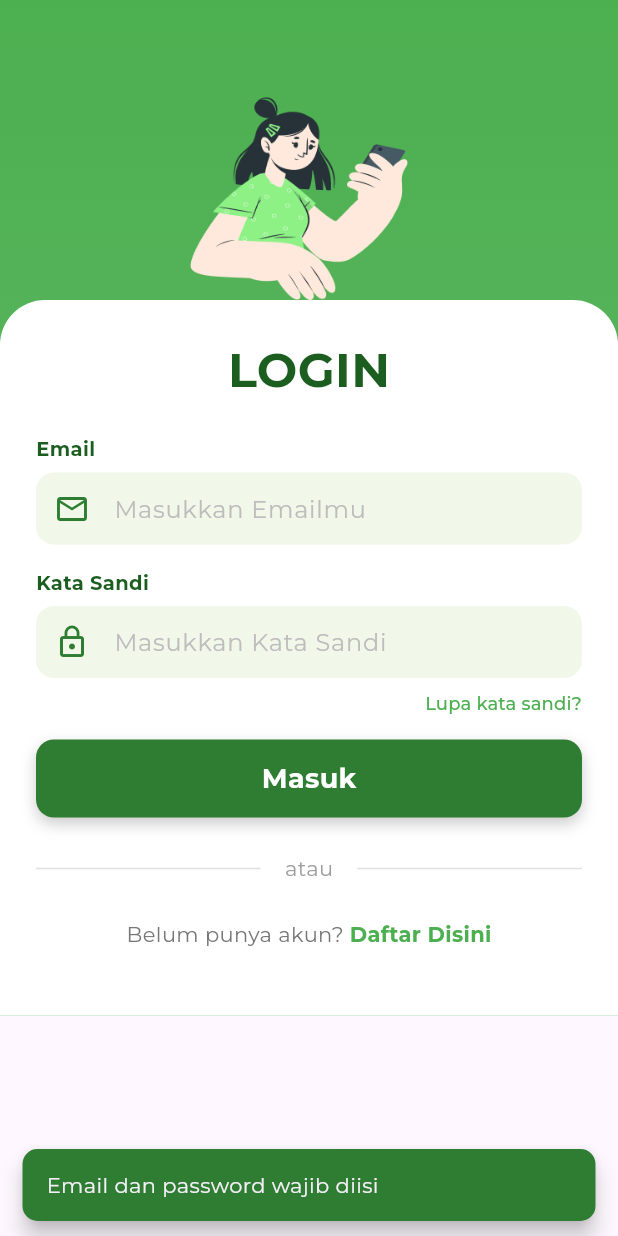
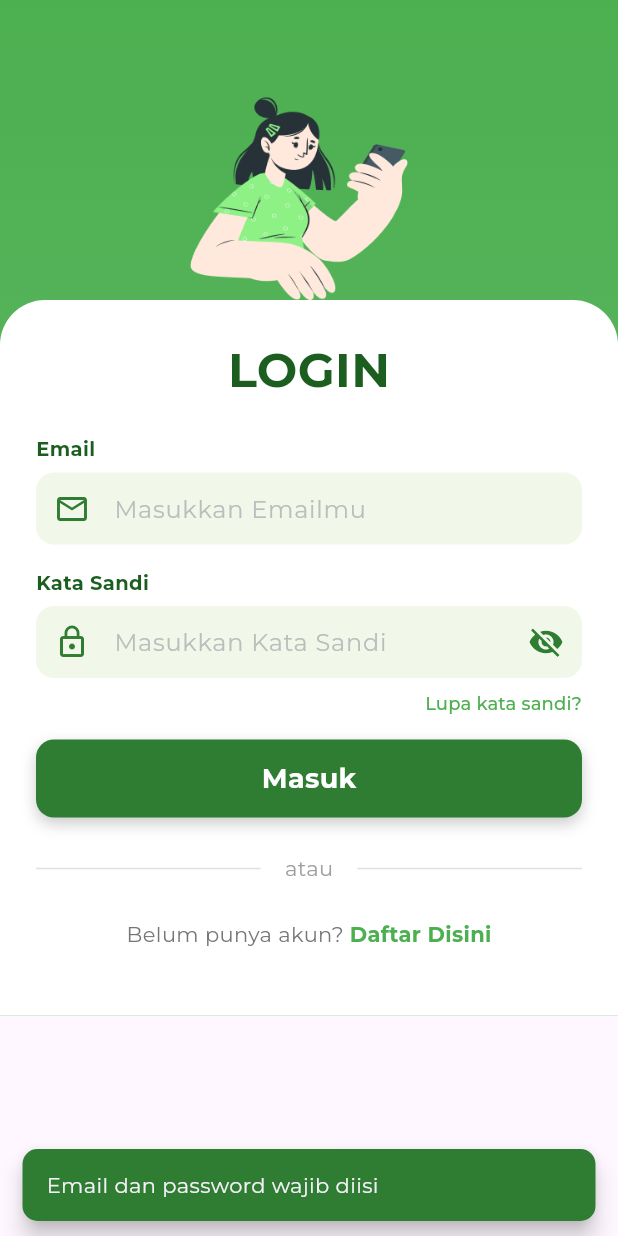
Before and after one commit to WhyRozz/resik, a Flutter app: the screen it shows after launch, after a tap on "Mulai", after a tap on "Masuk", on a phone screen of 412 x 824 dp. Run offline on Flutter 3.47's test engine with Material 3 defaults, Android fonts, the phone set to English and light mode, and no system bars; our stand-ins replace dio, geocoding, geolocator, image_picker, qr_flutter, shared_preferences and 1 more; missing offline and left inert: mobile_scanner; network calls fail; project files that could hold a hidden picture were left out.

Commit message:
Update 1.2.1 Ganti logo apk & logo mata login

```diff
--- a/lib/features/auth/login/login_screen.dart
+++ b/lib/features/auth/login/login_screen.dart
@@ -4,7 +4,6 @@ import 'dart:convert';
 import '../../../config/api_config.dart';
 import 'package:shared_preferences/shared_preferences.dart';
 
-// ✅ UBAH: StatelessWidget → StatefulWidget
 class LoginScreen extends StatefulWidget {
   const LoginScreen({super.key});
 
@@ -13,20 +12,18 @@ class LoginScreen extends StatefulWidget {
 }
 
 class _LoginScreenState extends State<LoginScreen> {
-  // ✅ Tambah controller sebagai instance variable
   final TextEditingController _emailCtrl = TextEditingController();
   final TextEditingController _passwordCtrl = TextEditingController();
   bool _isLoading = false;
+  bool _obscurePassword = true; // ✅ State untuk show/hide password
 
   @override
   void dispose() {
-    // ✅ Bersihkan controller saat widget dihapus
     _emailCtrl.dispose();
     _passwordCtrl.dispose();
     super.dispose();
   }
 
-  // ✅ Fungsi Login yang sudah benar
   Future<void> _handleLogin() async {
     final email = _emailCtrl.text.trim();
     final password = _passwordCtrl.text;
@@ -49,7 +46,6 @@ class _LoginScreenState extends State<LoginScreen> {
       final result = jsonDecode(response.body);
 
       if (result['status'] == 'success') {
-        // ✅ 1. AMBIL DATA USER (tanpa token)
         final String tipe = result['data']['tipe'] ?? '';
 
         if (tipe.isEmpty) {
@@ -57,21 +53,19 @@ class _LoginScreenState extends State<LoginScreen> {
           return;
         }
 
-        // ✅ 2. Proses User Data
         final Map<String, dynamic> userData = Map<String, dynamic>.from(
           result['data']['user'] ?? {},
         );
 
         userData['tipe'] = tipe;
 
-        // ✅ AMBIL ID SESUAI ROLE (PENTING!)
         String? userId;
         if (tipe == 'masyarakat') {
           userId = userData['id_masyarakat']?.toString();
         } else if (tipe == 'pns') {
           userId = userData['id_pns']?.toString();
         } else if (tipe == 'petugas') {
-          userId = userData['id_petugas']?.toString(); // ✅ Tambah ini!
+          userId = userData['id_petugas']?.toString();
         }
 
         if (userId == null) {
@@ -79,7 +73,6 @@ class _LoginScreenState extends State<LoginScreen> {
           return;
         }
 
-        // ✅ 3. Simpan ke SharedPreferences
         final prefs = await SharedPreferences.getInstance();
         await prefs.setString('user_type', tipe);
         await prefs.setString('user_data', jsonEncode(userData));
@@ -87,12 +80,10 @@ class _LoginScreenState extends State<LoginScreen> {
 
         debugPrint("✅ Login sukses! Tipe: $tipe, User ID: $userId");
 
-        // ✅ 4. Fetch Saldo Awal (HANYA untuk masyarakat/pns)
         double initialSaldo = 0;
         double initialSetoran = 0;
 
         if (tipe == 'masyarakat' || tipe == 'pns') {
-          // ✅ Jangan fetch untuk petugas!
           try {
             final saldoResponse = await http
                 .get(
@@ -116,7 +107,6 @@ class _LoginScreenState extends State<LoginScreen> {
           }
         }
 
-        // ✅ 5. NAVIGASI
         if (tipe == 'masyarakat' || tipe == 'pns') {
           Navigator.pushReplacementNamed(
             context,
@@ -127,10 +117,7 @@ class _LoginScreenState extends State<LoginScreen> {
             },
           );
         } else if (tipe == 'petugas') {
-          Navigator.pushReplacementNamed(
-            context,
-            '/home-admin',
-          ); // ✅ Admin langsung ke home-admin
+          Navigator.pushReplacementNamed(context, '/home-admin');
         } else {
           _showSnackBar('Tipe user tidak dikenali');
         }
@@ -173,8 +160,6 @@ class _LoginScreenState extends State<LoginScreen> {
             child: Column(
               children: [
                 const SizedBox(height: 20),
-
-                // Ilustrasi
                 Image.asset(
                   'assets/images/login-pict.png',
                   height: 180,
@@ -201,8 +186,6 @@ class _LoginScreenState extends State<LoginScreen> {
                     );
                   },
                 ),
-
-                // Area Form Putih
                 Container(
                   margin: const EdgeInsets.only(top: 0),
                   padding: const EdgeInsets.all(24),
@@ -224,28 +207,22 @@ class _LoginScreenState extends State<LoginScreen> {
                         ),
                       ),
                       const SizedBox(height: 20),
-
-                      // Input Email ✅ Pakai controller yang benar
                       _buildLabel('Email'),
                       _buildTextField(
                         hint: 'Masukkan Emailmu',
                         prefixIcon: Icons.email_outlined,
-                        controller: _emailCtrl, // ← ✅ Instance variable
+                        controller: _emailCtrl,
                         keyboardType: TextInputType.emailAddress,
                       ),
                       const SizedBox(height: 16),
-
-                      // Input Kata Sandi ✅ Pakai controller yang benar
                       _buildLabel('Kata Sandi'),
                       _buildTextField(
                         hint: 'Masukkan Kata Sandi',
                         prefixIcon: Icons.lock_outline,
                         obscureText: true,
-                        controller: _passwordCtrl, // ← ✅ Instance variable
+                        controller: _passwordCtrl,
                       ),
                       const SizedBox(height: 8),
-
-                      // Lupa kata sandi?
                       Align(
                         alignment: Alignment.centerRight,
                         child: TextButton(
@@ -268,8 +245,6 @@ class _LoginScreenState extends State<LoginScreen> {
                         ),
                       ),
                       const SizedBox(height: 16),
-
-                      // Tombol Masuk ✅ Panggil _handleLogin()
                       Container(
                         width: double.infinity,
                         height: 52,
@@ -313,8 +288,6 @@ class _LoginScreenState extends State<LoginScreen> {
                         ),
                       ),
                       const SizedBox(height: 24),
-
-                      // Divider "atau"
                       Row(
                         children: [
                           Expanded(
@@ -343,8 +316,6 @@ class _LoginScreenState extends State<LoginScreen> {
                         ],
                       ),
                       const SizedBox(height: 24),
-
-                      // Belum punya akun? Daftar Disini
                       Row(
                         mainAxisAlignment: MainAxisAlignment.center,
                         children: [
@@ -384,7 +355,6 @@ class _LoginScreenState extends State<LoginScreen> {
     );
   }
 
-  // Helper Widgets
   Widget _buildLabel(String text) {
     return Padding(
       padding: const EdgeInsets.only(bottom: 6),
@@ -407,17 +377,19 @@ class _LoginScreenState extends State<LoginScreen> {
     required String hint,
     required IconData prefixIcon,
     bool obscureText = false,
-    required TextEditingController controller, // ← ✅ Wajib dikasih controller
+    required TextEditingController controller,
     TextInputType? keyboardType,
   }) {
+    final isPasswordField = obscureText;
+
     return Container(
       decoration: BoxDecoration(
         color: const Color(0xFFF1F8E9),
         borderRadius: BorderRadius.circular(12),
       ),
       child: TextField(
-        controller: controller, // ← ✅ Pakai controller dari parameter
-        obscureText: obscureText,
+        controller: controller,
+        obscureText: isPasswordField ? _obscurePassword : false,
         keyboardType: keyboardType,
         style: const TextStyle(
           color: Color(0xFF1B5E20),
@@ -430,6 +402,20 @@ class _LoginScreenState extends State<LoginScreen> {
             fontFamily: 'Montserrat',
           ),
           prefixIcon: Icon(prefixIcon, color: const Color(0xFF2E7D32)),
+          // ✅ ICON MATA untuk show/hide password
+          suffixIcon: isPasswordField
+              ? IconButton(
+                  icon: Icon(
+                    _obscurePassword ? Icons.visibility_off : Icons.visibility,
+                    color: const Color(0xFF2E7D32),
+                  ),
+                  onPressed: () {
+                    setState(() {
+                      _obscurePassword = !_obscurePassword;
+                    });
+                  },
+                )
+              : null,
           border: OutlineInputBorder(
             borderRadius: BorderRadius.circular(12),
             borderSide: BorderSide.none,
--- a/pubspec.yaml
+++ b/pubspec.yaml
@@ -66,10 +66,10 @@ dev_dependencies:
 flutter_launcher_icons:
   android: true
   ios: true
-  image_path: "assets/images/logo-resik.png"
+  image_path: "assets/images/logo-apk.png"
   # Untuk Android dengan adaptive icon (Android 8+)
-  adaptive_icon_background: "#4CAF50"  # Warna background
-  adaptive_icon_foreground: "assets/images/logo-resik.png"
+  adaptive_icon_background: "#000000"  # Warna background
+  adaptive_icon_foreground: "assets/images/logo-apk.png"
 # The following section is specific to Flutter packages.
 flutter:
 
```
Also changed, not shown: assets/images/logo-apk.png (added), pubspec.lock, 32 other files.
